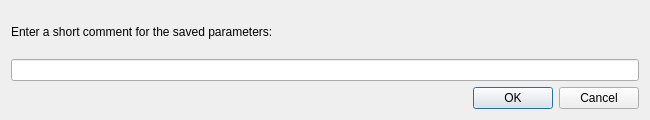
LuminanceHDR/LuminanceHDR, file src/TonemappingPanel/SavingParametersDialog.ui: the form before one commit.
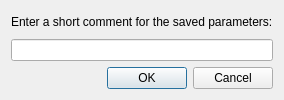
The form after the commit.

The edit to the form file:
```diff
--- a/src/TonemappingPanel/SavingParametersDialog.ui
+++ b/src/TonemappingPanel/SavingParametersDialog.ui
@@ -5,32 +5,6 @@
   <property name="windowModality">
    <enum>Qt::ApplicationModal</enum>
   </property>
-  <property name="geometry">
-   <rect>
-    <x>0</x>
-    <y>0</y>
-    <width>650</width>
-    <height>120</height>
-   </rect>
-  </property>
-  <property name="sizePolicy">
-   <sizepolicy hsizetype="Fixed" vsizetype="Fixed">
-    <horstretch>0</horstretch>
-    <verstretch>0</verstretch>
-   </sizepolicy>
-  </property>
-  <property name="minimumSize">
-   <size>
-    <width>650</width>
-    <height>120</height>
-   </size>
-  </property>
-  <property name="maximumSize">
-   <size>
-    <width>650</width>
-    <height>120</height>
-   </size>
-  </property>
   <property name="windowTitle">
    <string>Saving Parameters</string>
   </property>
@@ -45,7 +19,14 @@
       </widget>
      </item>
      <item>
-      <widget class="QLineEdit" name="comment"/>
+      <widget class="QLineEdit" name="comment">
+       <property name="sizePolicy">
+        <sizepolicy hsizetype="Expanding" vsizetype="Fixed">
+         <horstretch>3</horstretch>
+         <verstretch>0</verstretch>
+        </sizepolicy>
+       </property>
+      </widget>
      </item>
      <item>
       <widget class="QDialogButtonBox" name="buttonBox">
```
